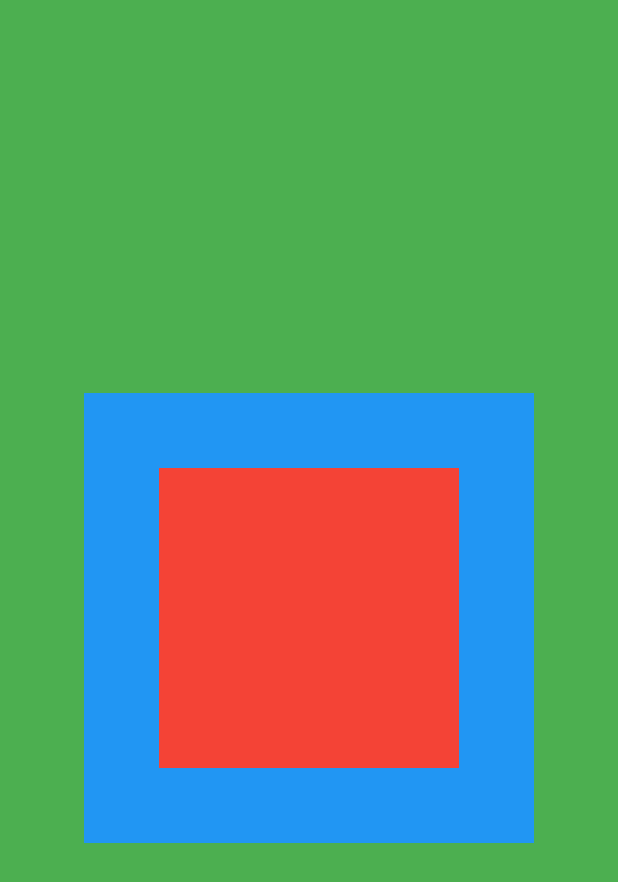
After one commit to minhtamldt/FlutterOrigin, a Flutter app: the CenterPage screen opened directly, on a phone screen of 412 x 824 dp. The commit adds this screen. Shown: the top 882 px of the screen. Run offline on Flutter 3.47's test engine with Material 2 defaults, Android fonts, the phone set to English and light mode, and no system bars.

Commit message:
demo widget :
- layouts/single

```diff
--- /dev/null
+++ b/flutter_origin/lib/widgets/pages/layouts/singles/center_page.dart
@@ -0,0 +1,29 @@
+import 'package:flutter/material.dart';
+
+class CenterPage extends StatelessWidget {
+  const CenterPage({super.key});
+
+  @override
+  Widget build(BuildContext context) {
+    return Scaffold(
+      // Mô tả :
+      // - Widget hỗ trợ canh giữa widget con, canh giữa cả chiều ngang và chiều dọc
+      body: SafeArea(
+        child: Container(
+          alignment: Alignment.center,
+          color: Colors.green,
+          child: Container(
+            color: Colors.blue,
+            child: Center(
+              heightFactor: 1.5, //Height Parent của Center sẽ là 1.5 lần height của Center
+              widthFactor: 1.5, //Width Parent của Center sẽ là 2 lần width của Center
+              // => Chỉ có tác dụng khi Parent không có width height cố định
+              child: Container(
+                width: 200,
+                height: 200,
+                color: Colors.red)),
+          )),
+      ),
+    );
+  }
+}
```
Also changed, not shown: flutter_origin/lib/app.dart (+9 -0 lines), flutter_origin/lib/widgets/pages/layouts/singles/align_page.dart (added, +39 -0 lines), flutter_origin/lib/widgets/pages/layouts/singles/aspect_ratio_page.dart (added, +33 -0 lines), flutter_origin/lib/widgets/pages/layouts/singles/base_line_page.dart (added, +39 -0 lines), flutter_origin/lib/widgets/pages/layouts/singles/constrained_box_page.dart (added, +41 -0 lines), flutter_origin/lib/widgets/pages/layouts/singles/container_page.dart (added, +50 -0 lines).
